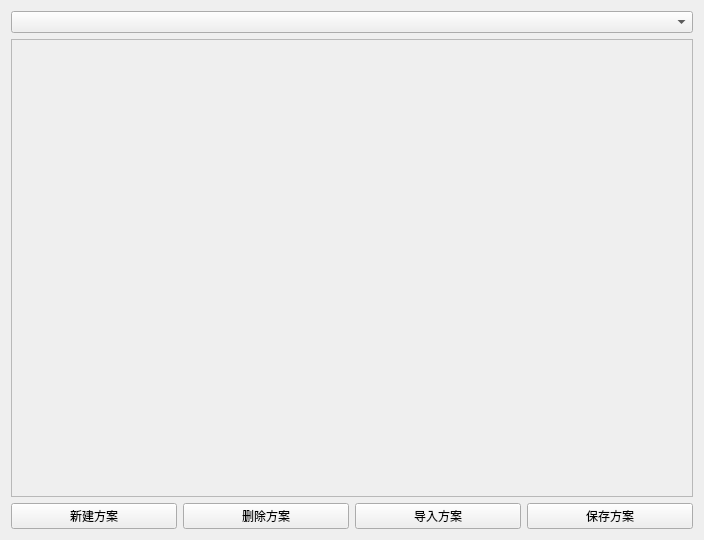
Deng-Jiayu/TopologyChecker, file setuptab.ui: the form before one commit.
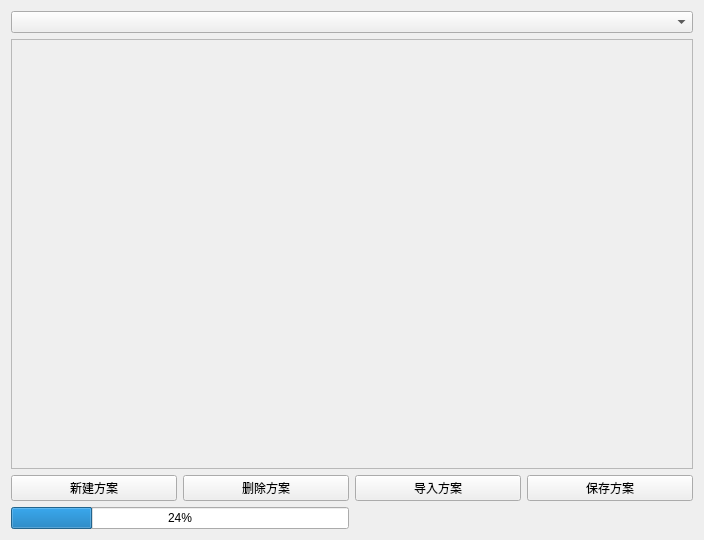
The form after the commit. Custom widgets are drawn as their Qt base class.

```diff
--- a/setuptab.ui
+++ b/setuptab.ui
@@ -14,10 +14,10 @@
    <string>Form</string>
   </property>
   <layout class="QGridLayout" name="gridLayout">
-   <item row="0" column="0">
+   <item row="0" column="0" colspan="4">
     <widget class="QComboBox" name="comboBox"/>
    </item>
-   <item row="1" column="0">
+   <item row="1" column="0" colspan="4">
     <widget class="QScrollArea" name="scrollArea">
      <property name="widgetResizable">
       <bool>true</bool>
@@ -28,7 +28,7 @@
         <x>0</x>
         <y>0</y>
         <width>684</width>
-        <height>462</height>
+        <height>435</height>
        </rect>
       </property>
       <layout class="QGridLayout" name="gridLayout_3"/>
@@ -36,36 +36,74 @@
     </widget>
    </item>
    <item row="2" column="0">
-    <layout class="QGridLayout" name="gridLayout_2">
-     <item row="1" column="1">
       <widget class="QPushButton" name="btnCreateList">
        <property name="text">
         <string>新建方案</string>
        </property>
       </widget>
      </item>
-     <item row="1" column="2">
+   <item row="2" column="1">
       <widget class="QPushButton" name="btnDeleteList">
        <property name="text">
         <string>删除方案</string>
        </property>
       </widget>
      </item>
-     <item row="1" column="4">
-      <widget class="QPushButton" name="btnSave">
-       <property name="text">
-        <string>保存方案</string>
-       </property>
-      </widget>
-     </item>
-     <item row="1" column="3">
+   <item row="2" column="2">
       <widget class="QPushButton" name="btnRead">
        <property name="text">
         <string>导入方案</string>
        </property>
       </widget>
      </item>
-    </layout>
+   <item row="2" column="3">
+    <widget class="QPushButton" name="btnSave">
+     <property name="text">
+      <string>保存方案</string>
+     </property>
+    </widget>
+   </item>
+   <item row="3" column="0" colspan="4">
+    <widget class="QWidget" name="widgetProgress" native="true">
+     <layout class="QHBoxLayout" name="horizontalLayout">
+      <property name="spacing">
+       <number>0</number>
+      </property>
+      <property name="leftMargin">
+       <number>0</number>
+      </property>
+      <property name="topMargin">
+       <number>0</number>
+      </property>
+      <property name="rightMargin">
+       <number>0</number>
+      </property>
+      <property name="bottomMargin">
+       <number>0</number>
+      </property>
+      <item>
+       <widget class="QProgressBar" name="progressBar">
+        <property name="value">
+         <number>24</number>
+        </property>
+       </widget>
+      </item>
+      <item>
+       <widget class="QLabel" name="labelStatus">
+        <property name="text">
+         <string/>
+        </property>
+       </widget>
+      </item>
+      <item>
+       <widget class="QDialogButtonBox" name="buttonBox">
+        <property name="standardButtons">
+         <set>QDialogButtonBox::NoButton</set>
+        </property>
+       </widget>
+      </item>
+     </layout>
+    </widget>
    </item>
   </layout>
  </widget>
```
Lines whose indentation alone changed are shown as unchanged.
